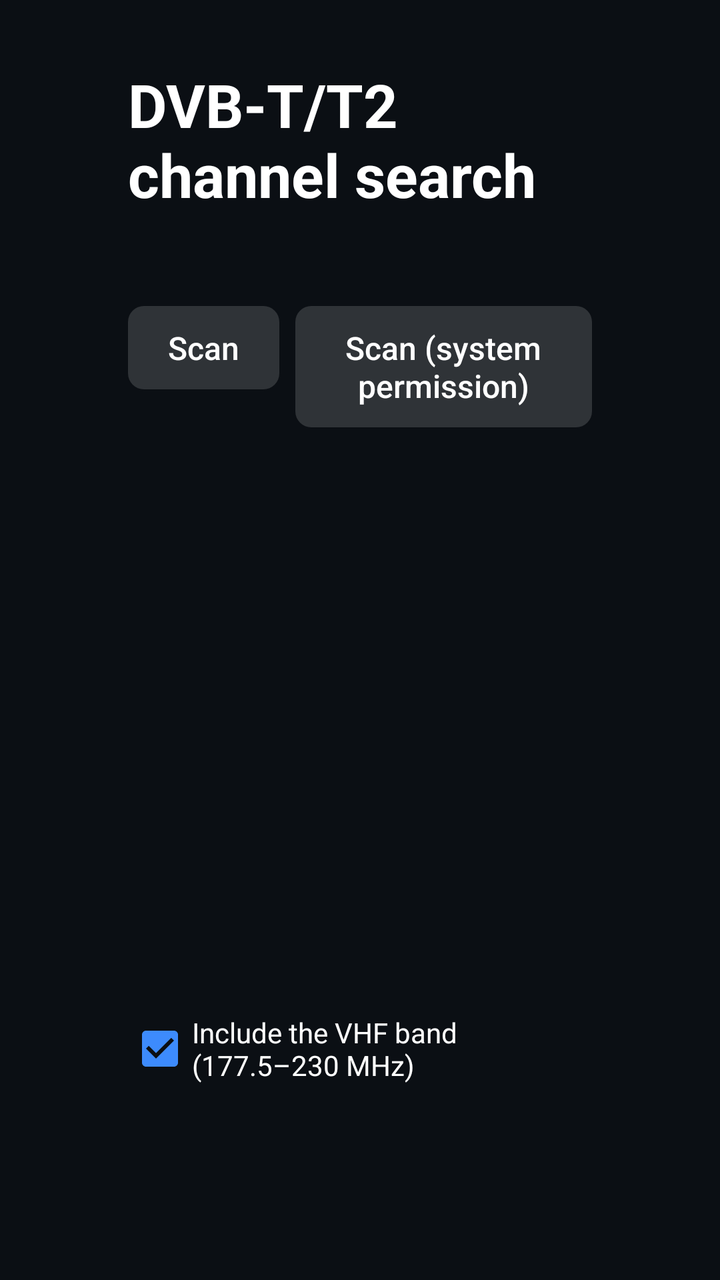
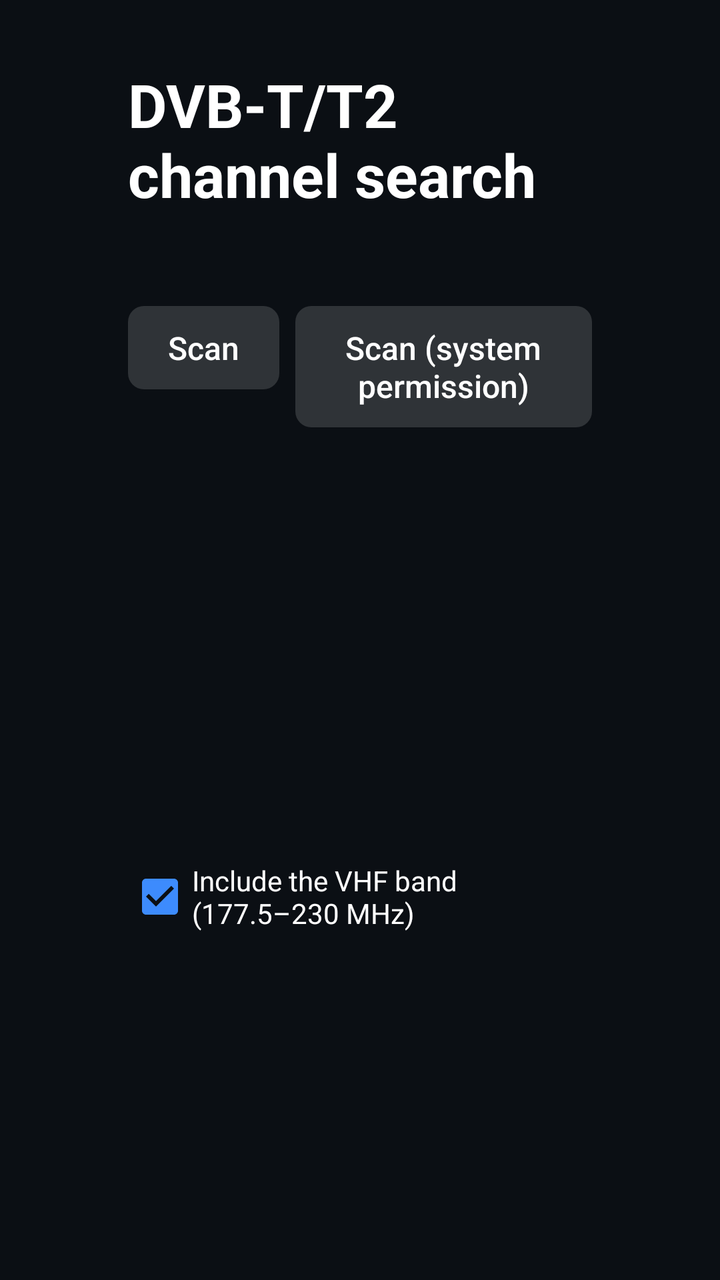

Screens rendered from an Android XML layout before and after an edit, with the pre-edit source and the edit as a unified diff.
<!-- AndroidManifest.xml: application theme AppTheme -->
<!-- res/layout/activity_scan.xml -->
<?xml version="1.0" encoding="utf-8"?>
<LinearLayout xmlns:android="http://schemas.android.com/apk/res/android"
    android:layout_width="match_parent"
    android:layout_height="match_parent"
    android:background="#FF0B0F14"
    android:orientation="vertical"
    android:paddingStart="64dp"
    android:paddingTop="32dp"
    android:paddingEnd="64dp"
    android:paddingBottom="24dp">

    <TextView
        android:layout_width="wrap_content"
        android:layout_height="wrap_content"
        android:text="@string/scan_title"
        android:textColor="@color/text_primary"
        android:textSize="30sp"
        android:textStyle="bold" />

    <TextView
        android:id="@+id/scan_mode"
        android:layout_width="match_parent"
        android:layout_height="wrap_content"
        android:layout_marginTop="8dp"
        android:textColor="@color/text_secondary"
        android:textSize="16sp" />

    <LinearLayout
        android:id="@+id/scan_methods"
        android:layout_width="wrap_content"
        android:layout_height="wrap_content"
        android:layout_marginTop="16dp"
        android:orientation="horizontal">

        <Button
            android:id="@+id/scan_service"
            android:layout_width="wrap_content"
            android:layout_height="wrap_content"
            android:text="@string/scan_method_service" />

        <Button
            android:id="@+id/scan_direct"
            android:layout_width="wrap_content"
            android:layout_height="wrap_content"
            android:layout_marginStart="8dp"
            android:text="@string/scan_method_direct" />

        <Button
            android:id="@+id/scan_setup"
            android:layout_width="wrap_content"
            android:layout_height="wrap_content"
            android:layout_marginStart="8dp"
            android:text="@string/scan_method_setup" />

        <Button
            android:id="@+id/scan_operator"
            android:layout_width="wrap_content"
            android:layout_height="wrap_content"
            android:layout_marginStart="8dp"
            android:text="@string/scan_method_operator_generic" />
    </LinearLayout>

    <LinearLayout
        android:id="@+id/scan_options"
        android:layout_width="wrap_content"
        android:layout_height="wrap_content"
        android:layout_marginTop="8dp"
        android:orientation="horizontal">

        <CheckBox
            android:id="@+id/scan_vhf"
            android:layout_width="wrap_content"
            android:layout_height="wrap_content"
            android:checked="true"
            android:text="@string/scan_include_vhf"
            android:textColor="@color/text_primary" />

        <CheckBox
            android:id="@+id/scan_t2"
            android:layout_width="wrap_content"
            android:layout_height="wrap_content"
            android:layout_marginStart="24dp"
            android:checked="true"
            android:text="@string/scan_dvbt2"
            android:textColor="@color/text_primary" />

        <CheckBox
            android:id="@+id/scan_lna"
            android:layout_width="wrap_content"
            android:layout_height="wrap_content"
            android:layout_marginStart="24dp"
            android:text="@string/scan_lna"
            android:textColor="@color/text_primary" />
    </LinearLayout>

    <TextView
        android:id="@+id/scan_frontend"
        android:layout_width="match_parent"
        android:layout_height="wrap_content"
        android:layout_marginTop="8dp"
        android:fontFamily="monospace"
        android:textColor="#FF7CFC9A"
        android:textSize="14sp" />

    <ProgressBar
        android:id="@+id/scan_progress"
        style="@android:style/Widget.DeviceDefault.ProgressBar.Horizontal"
        android:layout_width="match_parent"
        android:layout_height="wrap_content"
        android:layout_marginTop="16dp"
        android:max="100" />

    <TextView
        android:id="@+id/scan_status"
        android:layout_width="match_parent"
        android:layout_height="wrap_content"
        android:layout_marginTop="8dp"
        android:textColor="@color/text_primary"
        android:textSize="20sp" />

    <LinearLayout
        android:layout_width="wrap_content"
        android:layout_height="wrap_content"
        android:layout_marginTop="12dp"
        android:orientation="horizontal">

        <Button
            android:id="@+id/scan_cancel"
            android:layout_width="wrap_content"
            android:layout_height="wrap_content"
            android:text="@string/scan_cancel"
            android:visibility="gone" />

        <Button
            android:id="@+id/scan_diag"
            android:layout_width="wrap_content"
            android:layout_height="wrap_content"
            android:layout_marginStart="8dp"
            android:text="@string/menu_diagnostics" />

        <Button
            android:id="@+id/scan_close"
            android:layout_width="wrap_content"
            android:layout_height="wrap_content"
            android:layout_marginStart="8dp"
            android:text="@string/scan_close" />
    </LinearLayout>

    <TextView
        android:layout_width="wrap_content"
        android:layout_height="wrap_content"
        android:layout_marginTop="12dp"
        android:text="@string/scan_events"
        android:textColor="@color/text_secondary"
        android:textSize="14sp" />

    <TextView
        android:id="@+id/scan_log"
        android:layout_width="match_parent"
        android:layout_height="0dp"
        android:layout_weight="1"
        android:background="#FF000000"
        android:fontFamily="monospace"
        android:gravity="bottom"
        android:padding="8dp"
        android:textColor="#FFB8C2CC"
        android:textSize="11sp" />
</LinearLayout>
<!-- resources referenced by this layout -->
<resources>
  <color name="text_primary">#FFFFFFFF</color>
  <color name="text_secondary">#FFB0B8C4</color>
  <string name="menu_diagnostics">Diagnostics</string>
  <string name="scan_cancel">Stop</string>
  <string name="scan_close">Close</string>
  <string name="scan_dvbt2">DVB-T2 mode (also receives DVB-T)</string>
  <string name="scan_events">Scan events:</string>
  <string name="scan_include_vhf">Include the VHF band (177.5–230 MHz)</string>
  <string name="scan_lna">Tuner LNA amplifier</string>
  <string name="scan_method_direct">Scan (system permission)</string>
  <string name="scan_method_operator_generic">Operator app scan</string>
  <string name="scan_method_service">Scan</string>
  <string name="scan_method_setup">System wizard</string>
  <string name="scan_title">DVB-T/T2 channel search</string>
  <style name="AppTheme" parent="@android:style/Theme.DeviceDefault.NoActionBar.Fullscreen">
          <item name="android:windowBackground">@android:color/black</item>
          <item name="android:colorAccent">@color/accent</item>
          <item name="android:buttonStyle">@style/MenuButtonBase</item>
      </style>
  <color name="accent">#FF3D8BFD</color>
  <style name="MenuButtonBase" parent="@android:style/Widget.DeviceDefault.Button">
          <item name="android:minWidth">0dp</item>
          <item name="android:minHeight">0dp</item>
          <item name="android:paddingStart">20dp</item>
          <item name="android:paddingEnd">20dp</item>
          <item name="android:paddingTop">10dp</item>
          <item name="android:paddingBottom">10dp</item>
          <item name="android:background">@drawable/menu_button_bg</item>
          <item name="android:textAllCaps">false</item>
          <item name="android:textColor">@color/text_primary</item>
          <item name="android:textSize">16sp</item>
          <item name="android:stateListAnimator">@null</item>
      </style>
  <!-- drawable menu_button_bg (drawable) -->
  <?xml version="1.0" encoding="utf-8"?>
  <selector xmlns:android="http://schemas.android.com/apk/res/android">
      <item android:state_focused="true"><shape><solid android:color="@color/accent" /><corners android:radius="8dp" /></shape></item>
      <item android:state_pressed="true"><shape><solid android:color="@color/accent" /><corners android:radius="8dp" /></shape></item>
      <item><shape><solid android:color="#26FFFFFF" /><corners android:radius="8dp" /></shape></item>
  </selector>
</resources>

<!-- the commit's change to res/layout/activity_scan.xml (unified diff, before → after) -->
@@ -52,12 +52,6 @@
             android:layout_marginStart="8dp"
             android:text="@string/scan_method_setup" />
 
-        <Button
-            android:id="@+id/scan_operator"
-            android:layout_width="wrap_content"
-            android:layout_height="wrap_content"
-            android:layout_marginStart="8dp"
-            android:text="@string/scan_method_operator_generic" />
     </LinearLayout>
 
     <LinearLayout
<!-- resource entries referenced after the edit -->
@@ -10,7 +10,6 @@
   <string name="scan_include_vhf">Include the VHF band (177.5–230 MHz)</string>
   <string name="scan_lna">Tuner LNA amplifier</string>
   <string name="scan_method_direct">Scan (system permission)</string>
-  <string name="scan_method_operator_generic">Operator app scan</string>
   <string name="scan_method_service">Scan</string>
   <string name="scan_method_setup">System wizard</string>
   <string name="scan_title">DVB-T/T2 channel search</string>
